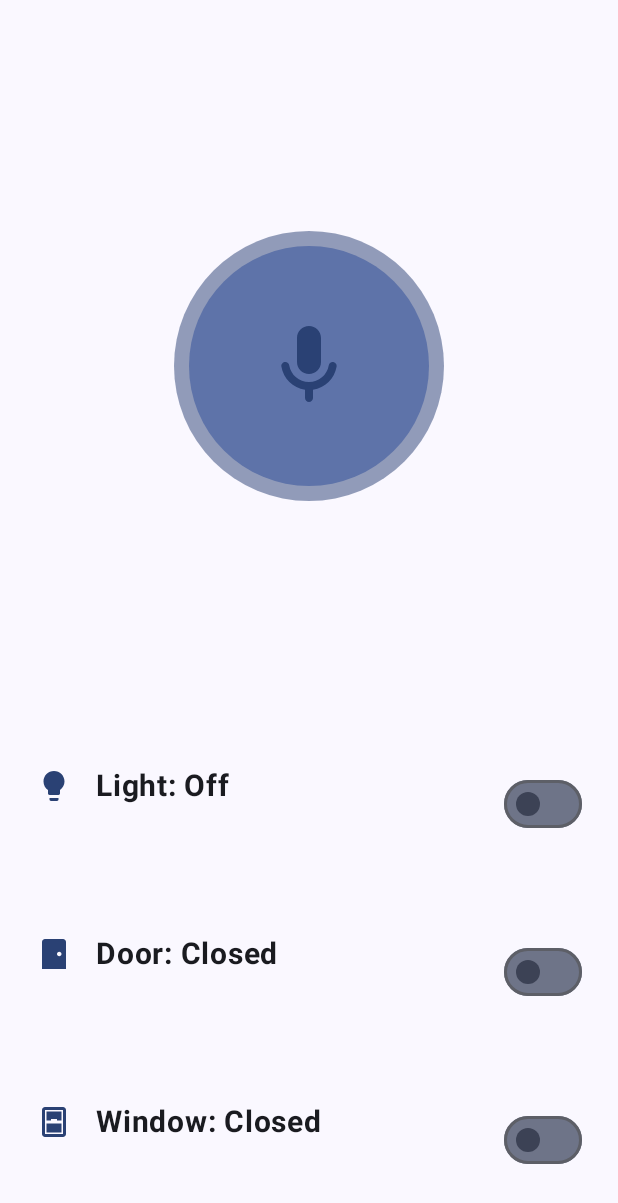
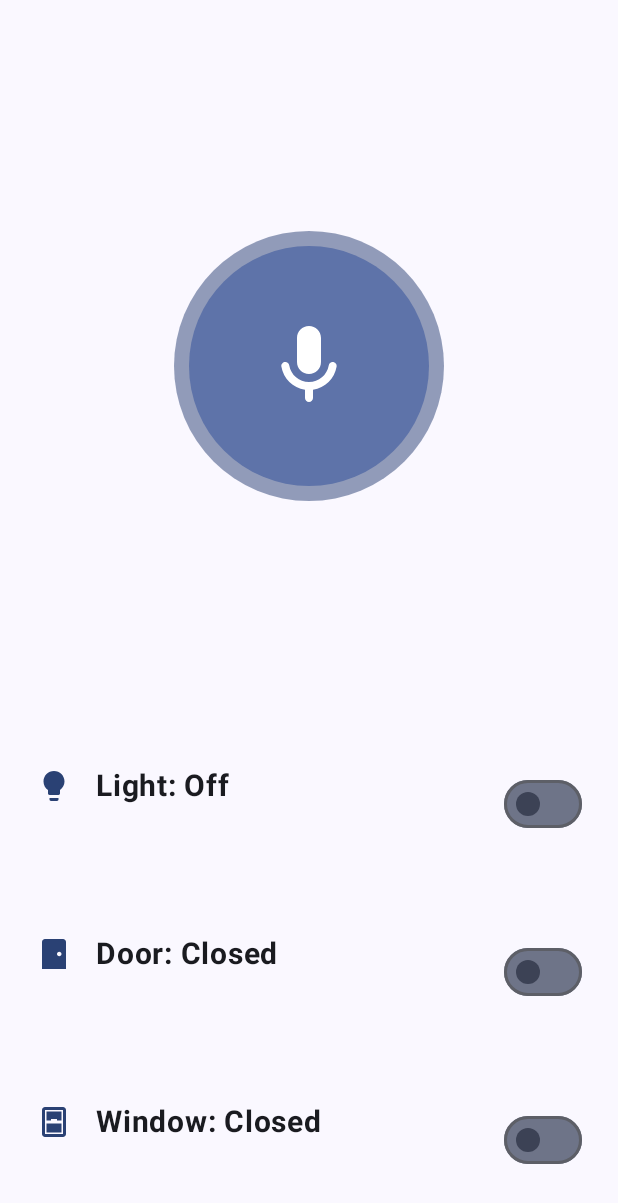
Before and after one commit to adisve/firebase-smart-house, an Android app built with Jetpack Compose: the screen it shows after launch (MainActivity), on a phone screen of 412 x 824 dp. Shown: the top 1203 px of the screen. Run offline under Robolectric (Android 15) with nearby library versions, the phone set to English and light mode, and no system bars; our stand-ins replace Firebase (no records; nobody signed in at launch, a user with empty details on screens opened directly).

```diff
--- a/app/src/main/java/android/project/firebasesmarthouse/ui/composables/SpeechRecognitionButton.kt
+++ b/app/src/main/java/android/project/firebasesmarthouse/ui/composables/SpeechRecognitionButton.kt
@@ -102,7 +102,7 @@ fun SpeechRecognitionButton(
                     imageVector = Icons.Rounded.Mic,
                     contentDescription = "microphone",
                     modifier = Modifier.padding(8.dp).size(64.dp),
-                    tint = MaterialTheme.colorScheme.primary,
+                    tint = MaterialTheme.colorScheme.onPrimaryContainer,
                 )
             }
         }
--- a/app/src/main/java/android/project/firebasesmarthouse/ui/theme/Color.kt
+++ b/app/src/main/java/android/project/firebasesmarthouse/ui/theme/Color.kt
@@ -9,3 +9,25 @@ val Surface = Color(0xFFB4D4FF)
 val OnPrimary = Color(0xFFFFFFFF)
 val OnSecondary = Color(0xFF000000)
 val OnSurface = Color(0xFF000000)
+val Tertiary = Color(0xFF4DB6AC)
+val OnTertiary = Color(0xFFFFFFFF)
+val Error = Color(0xFFD32F2F)
+val OnError = Color(0xFFFFFFFF)
+val PrimaryContainer = Color(0xFF62A0B1)
+val OnPrimaryContainer = Color(0xFF002F3A)
+val SecondaryContainer = Color(0xFFAED3FA)
+val OnSecondaryContainer = Color(0xFF003D70)
+
+
+val DarkPrimary = Color(0xFF0E4C61)
+val DarkSecondary = Color(0xFF4F8AC9)
+val DarkBackground = Color(0xFF121212)
+val DarkSurface = Color(0xFF1E1E1E)
+val DarkOnPrimary = Color(0xFFFFFFFF)
+val DarkOnSecondary = Color(0xFFFFFFFF)
+val DarkOnSurface = Color(0xFFFFFFFF)
+
+val DarkPrimaryContainer = Color(0xFF2E6175)
+val DarkOnPrimaryContainer = Color(0xFFB4E3F5)
+val DarkSecondaryContainer = Color(0xFF7AA8D6)
+val DarkOnSecondaryContainer = Color(0xFFE5F2FD)
--- a/app/src/main/java/android/project/firebasesmarthouse/ui/theme/Theme.kt
+++ b/app/src/main/java/android/project/firebasesmarthouse/ui/theme/Theme.kt
@@ -20,10 +20,37 @@ private val LightColorScheme = lightColorScheme(
     secondary = Secondary,
     background = Background,
     surface = Surface,
+    error = Error,
     onPrimary = OnPrimary,
     onSecondary = OnSecondary,
     onSurface = OnSurface,
+    onError = OnError,
+    tertiary = Tertiary,
+    onTertiary = OnTertiary,
+    primaryContainer = PrimaryContainer,
+    onPrimaryContainer = OnPrimaryContainer,
+    secondaryContainer = SecondaryContainer,
+    onSecondaryContainer = OnSecondaryContainer
 )
+
+private val DarkColorScheme = darkColorScheme(
+    primary = DarkPrimary,
+    secondary = DarkSecondary,
+    background = DarkBackground,
+    surface = DarkSurface,
+    error = Error,
+    onPrimary = DarkOnPrimary,
+    onSecondary = DarkOnSecondary,
+    onSurface = DarkOnSurface,
+    onError = OnError,
+    tertiary = Tertiary,
+    onTertiary = OnTertiary,
+    primaryContainer = DarkPrimaryContainer,
+    onPrimaryContainer = DarkOnPrimaryContainer,
+    secondaryContainer = DarkSecondaryContainer,
+    onSecondaryContainer = DarkOnSecondaryContainer
+)
+
 
 @Composable
 fun FirebaseSmartHouseTheme(
@@ -37,7 +64,7 @@ fun FirebaseSmartHouseTheme(
             if (darkTheme) dynamicDarkColorScheme(context) else dynamicLightColorScheme(context)
         }
 
-        darkTheme -> LightColorScheme
+        darkTheme -> DarkColorScheme
         else -> LightColorScheme
     }
     val view = LocalView.current
```
